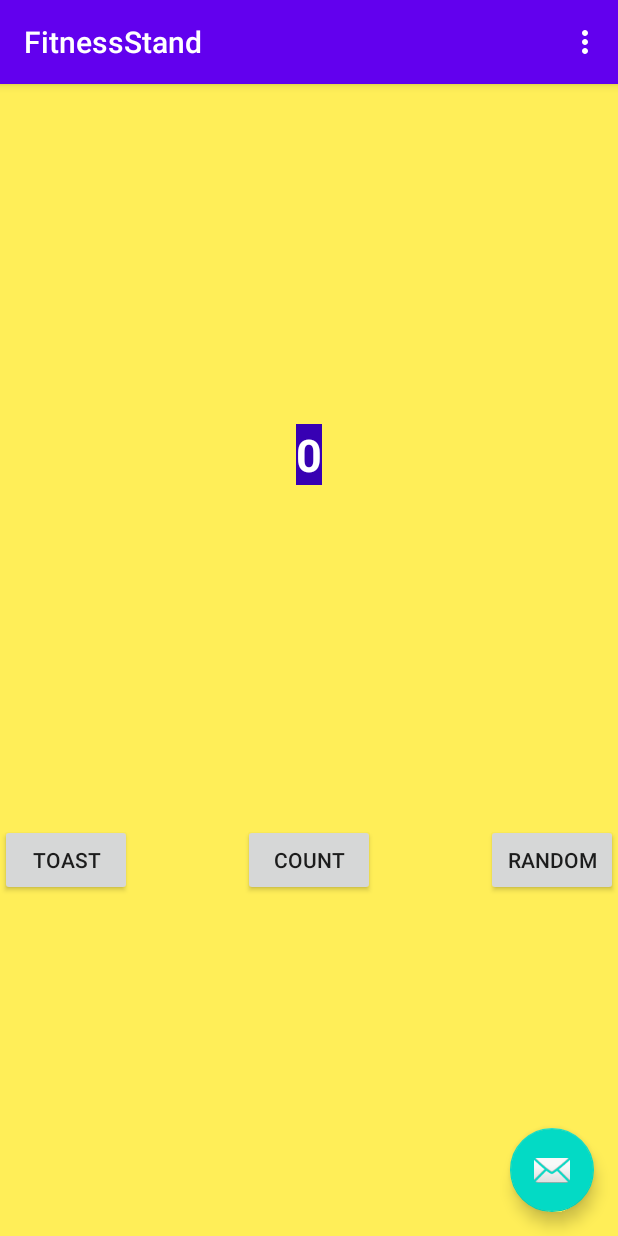
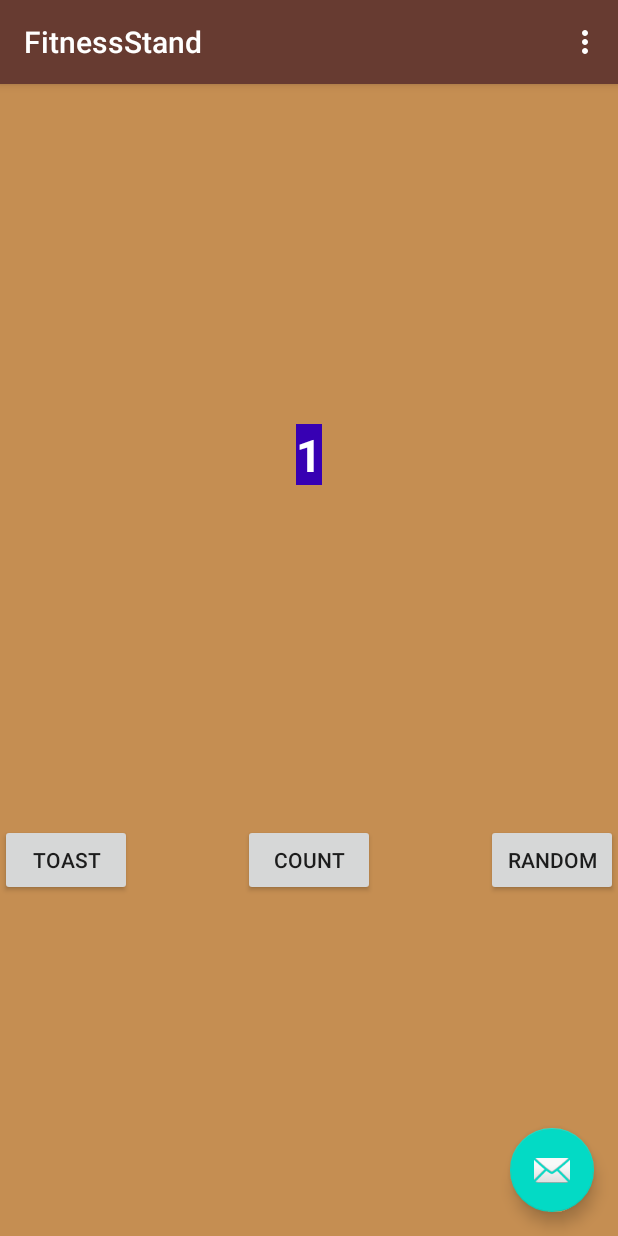
Before and after one commit to Marcellofabbri/FitnessStand-Android, an Android app: the screen it shows after launch (MainActivity), after a tap on "COUNT", on a phone screen of 412 x 824 dp. Run offline under Robolectric (Android 15) with nearby library versions, the phone set to English and light mode, and no system bars.

Commit message:
change background color

```diff
--- a/app/src/main/java/net/marcello/fitnessstand/FirstFragment.java
+++ b/app/src/main/java/net/marcello/fitnessstand/FirstFragment.java
@@ -11,10 +11,6 @@ import androidx.fragment.app.Fragment;
 import androidx.navigation.fragment.NavHostFragment;
 
 public class FirstFragment extends Fragment {
-
-    private void countMe(View view) {
-        String countString = showCountTextView.getText().toString();
-    }
 
     @Override
     public View onCreateView(
@@ -43,12 +39,5 @@ public class FirstFragment extends Fragment {
                 myToast.show();
             }
         });
-
-        view.findViewById(R.id.count_button).setOnClickListener(new View.OnClickListener() {
-            @Override
-            public void onClick(View view) {
-                countMe(view);
-            }
-        });
     }
 }
--- a/app/src/main/java/net/marcello/fitnessstand/MainActivity.java
+++ b/app/src/main/java/net/marcello/fitnessstand/MainActivity.java
@@ -11,6 +11,9 @@ import androidx.appcompat.widget.Toolbar;
 import android.view.View;
 import android.view.Menu;
 import android.view.MenuItem;
+import android.widget.TextView;
+
+import java.nio.charset.Charset;
 
 public class MainActivity extends AppCompatActivity {
 
@@ -52,4 +55,13 @@ public class MainActivity extends AppCompatActivity {
 
         return super.onOptionsItemSelected(item);
     }
+
+    public void increase(View view) {
+        View numberView = findViewById(R.id.textview_first);
+        TextView number = (TextView) numberView;
+        int digits = Integer.parseInt(number.getText().toString());
+        digits += 1;
+        String digitsString = Integer.toString(digits);
+        number.setText(digitsString);
+    }
 }
--- a/app/src/main/res/layout/activity_main.xml
+++ b/app/src/main/res/layout/activity_main.xml
@@ -15,7 +15,7 @@
             android:id="@+id/toolbar"
             android:layout_width="match_parent"
             android:layout_height="?attr/actionBarSize"
-            android:background="?attr/colorPrimary"
+            android:background="@color/toolbarColor"
             app:popupTheme="@style/AppTheme.PopupOverlay" />
 
     </com.google.android.material.appbar.AppBarLayout>
--- a/app/src/main/res/layout/fragment_first.xml
+++ b/app/src/main/res/layout/fragment_first.xml
@@ -45,6 +45,7 @@
         android:layout_width="wrap_content"
         android:layout_height="wrap_content"
         android:text="@string/count_button_text"
+        android:onClick="increase"
         app:layout_constraintBottom_toBottomOf="parent"
         app:layout_constraintEnd_toStartOf="@id/random_button"
         app:layout_constraintStart_toEndOf="@id/toast_button"
--- a/app/src/main/res/values/colors.xml
+++ b/app/src/main/res/values/colors.xml
@@ -3,5 +3,6 @@
     <color name="colorPrimary">#6200EE</color>
     <color name="colorPrimaryDark">#3700B3</color>
     <color name="colorAccent">#03DAC5</color>
-    <color name="screenBackground">#FFEE58</color>
+    <color name="screenBackground">#C58E52</color>
+    <color name="toolbarColor">#673B31</color>
 </resources>
```
